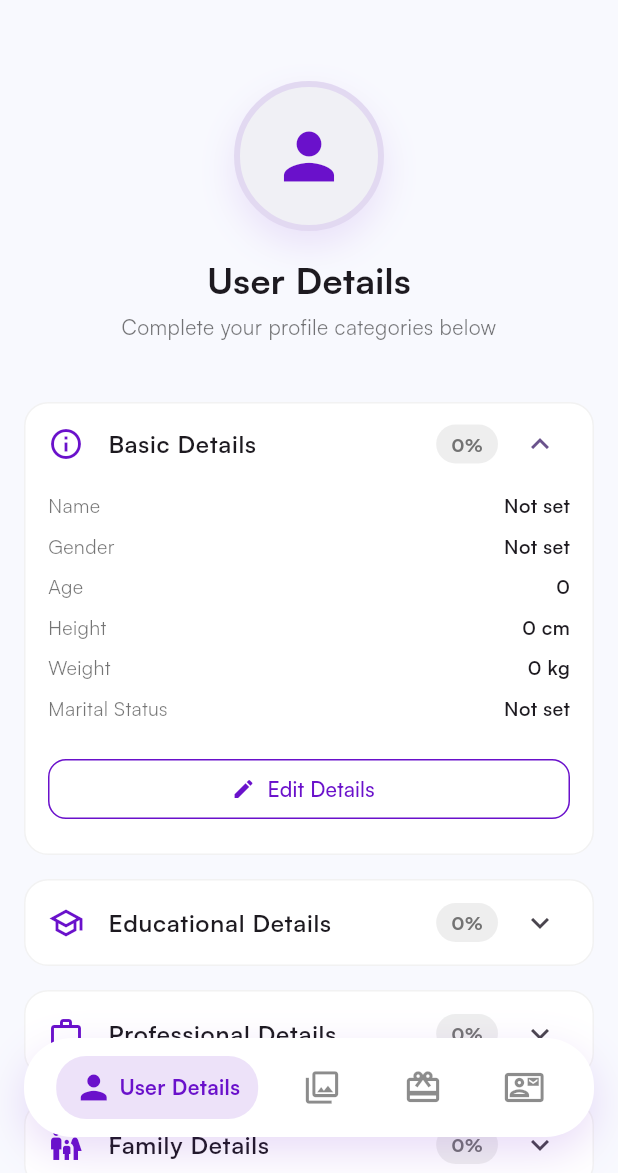
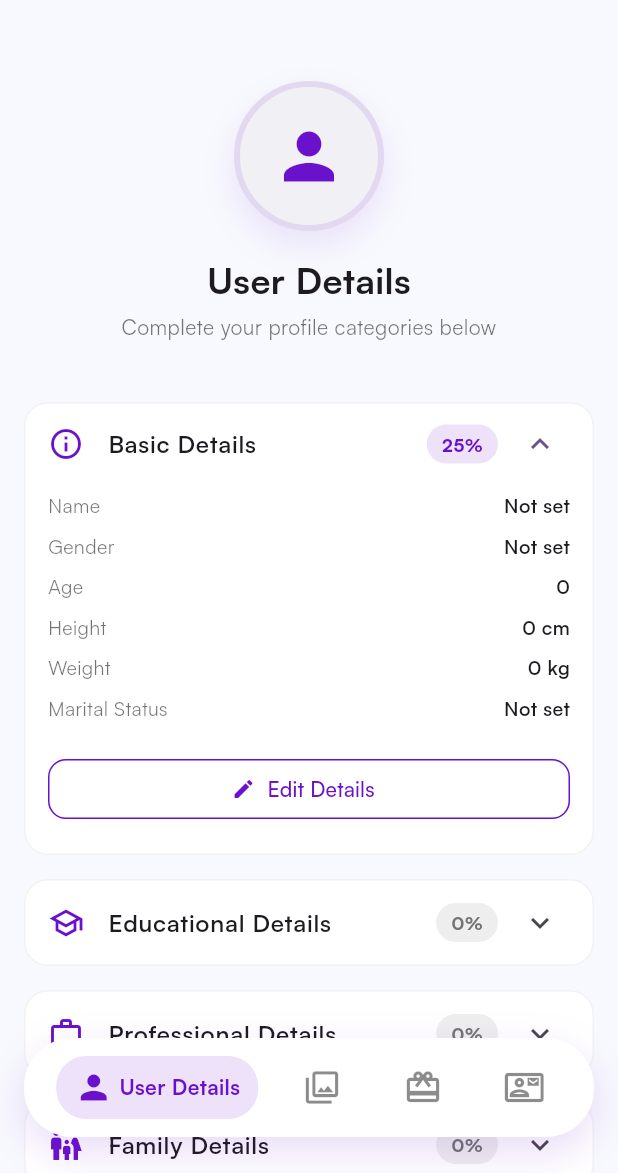
Before and after one commit to Ashwinsid/manavizha-mobileapp, a Flutter app: the ProfileScreen screen opened directly, after a tap on "Basic Details", on a phone screen of 412 x 824 dp, the part 63-1236 px from its top. Run offline on Flutter 3.47's test engine with Material 3 defaults, Android fonts, the phone set to English and light mode, and no system bars; our stand-ins replace image_picker, supabase_flutter; accounts and stored records are empty; network calls fail.

Commit message:
Updated percentage feature

```diff
--- a/lib/profile_pages.dart
+++ b/lib/profile_pages.dart
@@ -484,7 +484,7 @@ class _UserDetailsPageState extends State<UserDetailsPage> {
 
       setState(() => _isLoadingData = true);
 
-      await Supabase.instance.client.from('personal_details').upsert({
+      final personalRow = <String, dynamic>{
         'user_id': userId,
         'name': _nameCtrl.text,
         'date_of_birth': _dobCtrl.text,
@@ -501,7 +501,9 @@ class _UserDetailsPageState extends State<UserDetailsPage> {
         'languages': _selectedLanguages,
         'about': _aboutCtrl.text,
         'updated_at': DateTime.now().toIso8601String(),
-      }, onConflict: 'user_id');
+      };
+      personalRow['completion_percentage'] = computePersonalDetailsCompletionPercent(personalRow);
+      await Supabase.instance.client.from('personal_details').upsert(personalRow, onConflict: 'user_id');
 
       if (mounted) {
         ScaffoldMessenger.of(context).showSnackBar(const SnackBar(content: Text('Basic details saved successfully!')));
@@ -532,14 +534,16 @@ class _UserDetailsPageState extends State<UserDetailsPage> {
 
       setState(() => _isLoadingData = true);
 
-      await Supabase.instance.client.from('social_habits').upsert({
+      final socialRow = <String, dynamic>{
         'user_id': userId,
         'smoking': _selectedSmoking,
         'drinking': _selectedDrinking,
         'parties': _selectedParties,
         'pubs': _selectedPubs,
         'updated_at': DateTime.now().toIso8601String(),
-      }, onConflict: 'user_id');
+      };
+      socialRow['completion_percentage'] = computeSocialHabitsCompletionPercent(socialRow);
+      await Supabase.instance.client.from('social_habits').upsert(socialRow, onConflict: 'user_id');
 
       if (mounted) {
         ScaffoldMessenger.of(context).showSnackBar(const SnackBar(content: Text('Social habits saved successfully!')));
@@ -576,7 +580,7 @@ class _UserDetailsPageState extends State<UserDetailsPage> {
 
       setState(() => _isLoadingData = true);
 
-      final completionPct = (hobbies.length >= 3 && interests.length >= 3) ? 100 : 0;
+      final completionPct = computeInterestsSectionPercent({'hobbies': hobbies, 'interests': interests});
 
       await Supabase.instance.client.from('interests').upsert({
         'user_id': userId,
@@ -2223,11 +2227,10 @@ class _ContactDetailsEditorSheetState extends State<ContactDetailsEditorSheet> {
     setState(() { _isLoadingData = true; });
 
     try {
-      await Supabase.instance.client.from('contact_details').upsert({
+      final contactRow = <String, dynamic>{
         'user_id': userId,
         'phone': _phoneCtrl.text,
         'whatsapp_number': _whatsappCtrl.text,
-
         'permanent_address_line1': _permLine1Ctrl.text,
         'permanent_address_line2': _permLine2Ctrl.text,
         'permanent_pincode': _permPincodeCtrl.text,
@@ -2239,7 +2242,6 @@ class _ContactDetailsEditorSheetState extends State<ContactDetailsEditorSheet> {
         'permanent_state': _permStateCtrl.text,
         'permanent_country': _permCountryCtrl.text,
         'permanent_landmark': _permLandmarkCtrl.text,
-
         'current_address_line1': _currLine1Ctrl.text,
         'current_address_line2': _currLine2Ctrl.text,
         'current_pincode': _currPincodeCtrl.text,
@@ -2252,7 +2254,9 @@ class _ContactDetailsEditorSheetState extends State<ContactDetailsEditorSheet> {
         'current_country': _currCountryCtrl.text,
         'current_landmark': _currLandmarkCtrl.text,
         'updated_at': DateTime.now().toIso8601String(),
-      });
+      };
+      contactRow['completion_percentage'] = computeContactCompletionPercent(contactRow);
+      await Supabase.instance.client.from('contact_details').upsert(contactRow);
 
       if (mounted) {
         ScaffoldMessenger.of(context).showSnackBar(const SnackBar(content: Text('Contact details successfully synced to backend!')));
--- a/lib/user_profile_completion.dart
+++ b/lib/user_profile_completion.dart
@@ -54,74 +54,12 @@ class UserProfileSnapshot {
   final bool hasFamilyPhoto;
 }
 
-double calculateTrustScore({
-  required bool photoVerified,
-  required int completionPercentage,
-  int photoCount = 0,
-  bool hasFamilyPhoto = false,
-}) {
-  var score = 1.0;
-  if (photoVerified) score += 3.0;
-  score += (completionPercentage / 100) * 3.0;
-  score += math.min(photoCount * 0.4, 2.0);
-  if (hasFamilyPhoto) score += 1.0;
-  final rounded = (score * 10).round() / 10.0;
-  return math.min(rounded, 10.0);
-}
+int _nonEmptyListItemCount(List<dynamic> list) =>
+    list.where((e) => e != null && e.toString().trim().isNotEmpty && e.toString() != 'null').length;
 
-Future<UserProfileSnapshot> loadUserProfileSnapshot(SupabaseClient client, String userId) async {
-  final results = await Future.wait<dynamic>([
-    client
-        .from('personal_details')
-        .select(
-          'completion_percentage, name, date_of_birth, age, sex, height, weight, skin_color, body_type, marital_status, about, food_preference, languages, photo_verified',
-        )
-        .eq('user_id', userId)
-        .maybeSingle(),
-    client
-        .from('contact_details')
-        .select(
-          'completion_percentage, phone, whatsapp_number, permanent_address_line1, permanent_pincode, permanent_area, permanent_taluk, permanent_district, permanent_division, permanent_region, permanent_state, permanent_country, current_address_line1, current_pincode, current_area, current_taluk, current_district, current_division, current_region, current_state, current_country',
-        )
-        .eq('user_id', userId)
-        .maybeSingle(),
-    client.from('education_details').select('education').eq('user_id', userId),
-    client.from('profession_employee').select('completion_percentage, designation, company').eq('user_id', userId).maybeSingle(),
-    client.from('profession_business').select('completion_percentage, designation, business_name').eq('user_id', userId).maybeSingle(),
-    client.from('profession_student').select('completion_percentage, course, institution').eq('user_id', userId).maybeSingle(),
-    client
-        .from('family_details')
-        .select(
-          'completion_percentage, father_name, father_occupation, mother_name, mother_occupation, parents_address_line1, parents_pincode, parents_area, parents_taluk, parents_district, parents_division, parents_region, parents_state, parents_country, caste, family_type, family_status',
-        )
-        .eq('user_id', userId)
-        .maybeSingle(),
-    client.from('horoscope_details').select('completion_percentage, jaadhagam_url, time_of_birth, place_of_birth, zodiac_sign, star, lagnam, dhosham').eq('user_id', userId).maybeSingle(),
-    client.from('interests').select('hobbies, interests').eq('user_id', userId).maybeSingle(),
-    client.from('social_habits').select('smoking, drinking, parties, pubs').eq('user_id', userId).maybeSingle(),
-    client.from('photos').select('user_photos, family_photo, aadhar_front, aadhar_back').eq('user_id', userId).maybeSingle(),
-    client.from('user_settings').select('is_premium, premium_plan, premium_expires_at').eq('user_id', userId).maybeSingle(),
-  ]);
-
-  final personal = results[0] as Map<String, dynamic>?;
-  final contact = results[1] as Map<String, dynamic>?;
-  final eduData = results[2] as List<dynamic>? ?? [];
-  final empData = results[3] as Map<String, dynamic>?;
-  final busData = results[4] as Map<String, dynamic>?;
-  final stuData = results[5] as Map<String, dynamic>?;
-  final family = results[6] as Map<String, dynamic>?;
-  final horoscope = results[7] as Map<String, dynamic>?;
-  final interests = results[8] as Map<String, dynamic>?;
-  final social = results[9] as Map<String, dynamic>?;
-  final photos = results[10] as Map<String, dynamic>?;
-  final settings = results[11] as Map<String, dynamic>?;
-
-  int personalProgress = 0;
-  if (personal != null) {
-    final cp = personal['completion_percentage'];
-    if (cp != null) {
-      personalProgress = (cp as num).round();
-    } else {
+/// Basic Details — same field rules as dashboard / [loadUserProfileSnapshot]. Used when saving [personal_details].
+int computePersonalDetailsCompletionPercent(Map<String, dynamic>? personal) {
+  if (personal == null) return 0;
   const fields = [
     'name',
     'date_of_birth',
@@ -145,16 +83,11 @@ Future<UserProfileSnapshot> loadUserProfileSnapshot(SupabaseClient client, Strin
       filled++;
     }
   }
-      personalProgress = ((filled / fields.length) * 100).round();
-    }
+  return ((filled / fields.length) * 100).round();
 }
 
-  int contactProgress = 0;
-  if (contact != null) {
-    final cp = contact['completion_percentage'];
-    if (cp != null) {
-      contactProgress = (cp as num).round();
-    } else {
+int computeContactCompletionPercent(Map<String, dynamic>? contact) {
+  if (contact == null) return 0;
   const fields = [
     'phone',
     'whatsapp_number',
@@ -182,40 +115,11 @@ Future<UserProfileSnapshot> loadUserProfileSnapshot(SupabaseClient client, Strin
     final val = contact[f];
     if (val != null && val.toString().trim().isNotEmpty) filled++;
   }
-      contactProgress = ((filled / fields.length) * 100).round();
-    }
+  return ((filled / fields.length) * 100).round();
 }
 
-  var eduProgress = 0;
-  if (eduData.isNotEmpty) {
-    final hasData = eduData.any((edu) {
-      final m = Map<String, dynamic>.from(edu as Map);
-      final e = m['education']?.toString() ?? '';
-      return e.isNotEmpty;
-    });
-    eduProgress = hasData ? 100 : 0;
-  }
-
-  var profProgress = 0;
-  final empCp = empData?['completion_percentage'];
-  final busCp = busData?['completion_percentage'];
-  final stuCp = stuData?['completion_percentage'];
-  if (empCp == 100 || busCp == 100 || stuCp == 100) {
-    profProgress = 100;
-  } else if (empCp != null) {
-    profProgress = (empCp as num).round();
-  } else if (busCp != null) {
-    profProgress = (busCp as num).round();
-  } else if (stuCp != null) {
-    profProgress = (stuCp as num).round();
-  }
-
-  int familyProgress = 0;
-  if (family != null) {
-    final cp = family['completion_percentage'];
-    if (cp != null) {
-      familyProgress = (cp as num).round();
-    } else {
+int computeFamilyDetailsCompletionPercent(Map<String, dynamic>? family) {
+  if (family == null) return 0;
   const fields = [
     'father_name',
     'father_occupation',
@@ -239,43 +143,159 @@ Future<UserProfileSnapshot> loadUserProfileSnapshot(SupabaseClient client, Strin
     final val = family[f];
     if (val != null && val.toString().trim().isNotEmpty) filled++;
   }
-      familyProgress = ((filled / fields.length) * 100).round();
-    }
+  return ((filled / fields.length) * 100).round();
 }
 
-  int horoscopeProgress = 0;
-  if (horoscope != null) {
-    final cp = horoscope['completion_percentage'];
-    if (cp != null) {
-      horoscopeProgress = (cp as num).round();
-    } else {
+int computeHoroscopeCompletionPercent(Map<String, dynamic>? horoscope) {
+  if (horoscope == null) return 0;
   const fields = ['jaadhagam_url', 'time_of_birth', 'place_of_birth', 'zodiac_sign', 'star', 'lagnam', 'dhosham'];
   var filled = 0;
   for (final f in fields) {
     final val = horoscope[f];
     if (val != null && val.toString().trim().isNotEmpty) filled++;
   }
-      horoscopeProgress = ((filled / fields.length) * 100).round();
-    }
+  return ((filled / fields.length) * 100).round();
 }
 
-  var interestsProgress = 0;
-  if (interests != null) {
+int _countFilledKeys(Map<String, dynamic> m, List<String> keys) {
+  var n = 0;
+  for (final k in keys) {
+    final v = m[k];
+    if (v != null && v.toString().trim().isNotEmpty) n++;
+  }
+  return n;
+}
+
+bool _rowHasAnyKey(Map<String, dynamic>? m, List<String> keys) =>
+    m != null && keys.any((k) => m[k] != null && m[k].toString().trim().isNotEmpty);
+
+/// Matches [ProfileExtendedRepository.detectProfessionType] routing.
+int computeProfessionSectionPercent(Map<String, dynamic>? empData, Map<String, dynamic>? busData, Map<String, dynamic>? stuData) {
+  if (_rowHasAnyKey(empData, ['designation', 'company', 'sector'])) {
+    final n = _countFilledKeys(empData!, ['sector', 'company', 'designation', 'salary', 'work_location']);
+    return ((n / 5) * 100).round();
+  }
+  if (_rowHasAnyKey(busData, ['business_name', 'designation'])) {
+    final n = _countFilledKeys(busData!, ['sector', 'business_name', 'designation', 'annual_returns', 'business_location']);
+    return ((n / 5) * 100).round();
+  }
+  if (_rowHasAnyKey(stuData, ['course', 'institution'])) {
+    final n = _countFilledKeys(stuData!, ['institution', 'course', 'field_of_study']);
+    return ((n / 3) * 100).round();
+  }
+  return 0;
+}
+
+/// Hobbies + interests each contribute up to half (need 3 each for 100%).
+int computeInterestsSectionPercent(Map<String, dynamic>? interests) {
+  if (interests == null) return 0;
   final hobbies = interests['hobbies'] as List<dynamic>? ?? [];
   final userInterests = interests['interests'] as List<dynamic>? ?? [];
-    if (hobbies.length >= 3 && userInterests.length >= 3) interestsProgress = 100;
+  final h = _nonEmptyListItemCount(hobbies);
+  final i = _nonEmptyListItemCount(userInterests);
+  final part = (math.min(h, 3) / 3 + math.min(i, 3) / 3) / 2;
+  return (part * 100).round();
 }
 
-  int socialProgress = 0;
-  if (social != null) {
+int computeSocialHabitsCompletionPercent(Map<String, dynamic>? social) {
+  if (social == null) return 0;
   const fields = ['smoking', 'drinking', 'parties', 'pubs'];
   var filled = 0;
   for (final f in fields) {
     final val = social[f];
     if (val != null && val.toString().trim().isNotEmpty) filled++;
   }
-    socialProgress = ((filled / fields.length) * 100).round();
+  return ((filled / fields.length) * 100).round();
 }
+
+double calculateTrustScore({
+  required bool photoVerified,
+  required int completionPercentage,
+  int photoCount = 0,
+  bool hasFamilyPhoto = false,
+}) {
+  var score = 1.0;
+  if (photoVerified) score += 3.0;
+  score += (completionPercentage / 100) * 3.0;
+  score += math.min(photoCount * 0.4, 2.0);
+  if (hasFamilyPhoto) score += 1.0;
+  final rounded = (score * 10).round() / 10.0;
+  return math.min(rounded, 10.0);
+}
+
+Future<UserProfileSnapshot> loadUserProfileSnapshot(SupabaseClient client, String userId) async {
+  final results = await Future.wait<dynamic>([
+    client
+        .from('personal_details')
+        .select(
+          'name, date_of_birth, age, sex, height, weight, skin_color, body_type, marital_status, about, food_preference, languages, photo_verified',
+        )
+        .eq('user_id', userId)
+        .maybeSingle(),
+    client
+        .from('contact_details')
+        .select(
+          'phone, whatsapp_number, permanent_address_line1, permanent_pincode, permanent_area, permanent_taluk, permanent_district, permanent_division, permanent_region, permanent_state, permanent_country, current_address_line1, current_pincode, current_area, current_taluk, current_district, current_division, current_region, current_state, current_country',
+        )
+        .eq('user_id', userId)
+        .maybeSingle(),
+    client.from('education_details').select('education').eq('user_id', userId),
+    client
+        .from('profession_employee')
+        .select('sector, company, designation, salary, work_location')
+        .eq('user_id', userId)
+        .maybeSingle(),
+    client
+        .from('profession_business')
+        .select('sector, business_name, designation, annual_returns, business_location')
+        .eq('user_id', userId)
+        .maybeSingle(),
+    client.from('profession_student').select('institution, course, field_of_study').eq('user_id', userId).maybeSingle(),
+    client
+        .from('family_details')
+        .select(
+          'father_name, father_occupation, mother_name, mother_occupation, parents_address_line1, parents_pincode, parents_area, parents_taluk, parents_district, parents_division, parents_region, parents_state, parents_country, caste, family_type, family_status',
+        )
+        .eq('user_id', userId)
+        .maybeSingle(),
+    client.from('horoscope_details').select('jaadhagam_url, time_of_birth, place_of_birth, zodiac_sign, star, lagnam, dhosham').eq('user_id', userId).maybeSingle(),
+    client.from('interests').select('hobbies, interests').eq('user_id', userId).maybeSingle(),
+    client.from('social_habits').select('smoking, drinking, parties, pubs').eq('user_id', userId).maybeSingle(),
+    client.from('photos').select('user_photos, family_photo, aadhar_front, aadhar_back').eq('user_id', userId).maybeSingle(),
+    client.from('user_settings').select('is_premium, premium_plan, premium_expires_at').eq('user_id', userId).maybeSingle(),
+  ]);
+
+  final personal = results[0] as Map<String, dynamic>?;
+  final contact = results[1] as Map<String, dynamic>?;
+  final eduData = results[2] as List<dynamic>? ?? [];
+  final empData = results[3] as Map<String, dynamic>?;
+  final busData = results[4] as Map<String, dynamic>?;
+  final stuData = results[5] as Map<String, dynamic>?;
+  final family = results[6] as Map<String, dynamic>?;
+  final horoscope = results[7] as Map<String, dynamic>?;
+  final interests = results[8] as Map<String, dynamic>?;
+  final social = results[9] as Map<String, dynamic>?;
+  final photos = results[10] as Map<String, dynamic>?;
+  final settings = results[11] as Map<String, dynamic>?;
+
+  final personalProgress = computePersonalDetailsCompletionPercent(personal);
+  final contactProgress = computeContactCompletionPercent(contact);
+
+  var eduProgress = 0;
+  if (eduData.isNotEmpty) {
+    final hasData = eduData.any((edu) {
+      final m = Map<String, dynamic>.from(edu as Map);
+      final e = m['education']?.toString() ?? '';
+      return e.isNotEmpty;
+    });
+    eduProgress = hasData ? 100 : 0;
+  }
+
+  final profProgress = computeProfessionSectionPercent(empData, busData, stuData);
+  final familyProgress = computeFamilyDetailsCompletionPercent(family);
+  final horoscopeProgress = computeHoroscopeCompletionPercent(horoscope);
+  final interestsProgress = computeInterestsSectionPercent(interests);
+  final socialProgress = computeSocialHabitsCompletionPercent(social);
 
   var photosProgress = 0;
   if (photos != null) {
```
Lines whose indentation alone changed are shown as unchanged.
